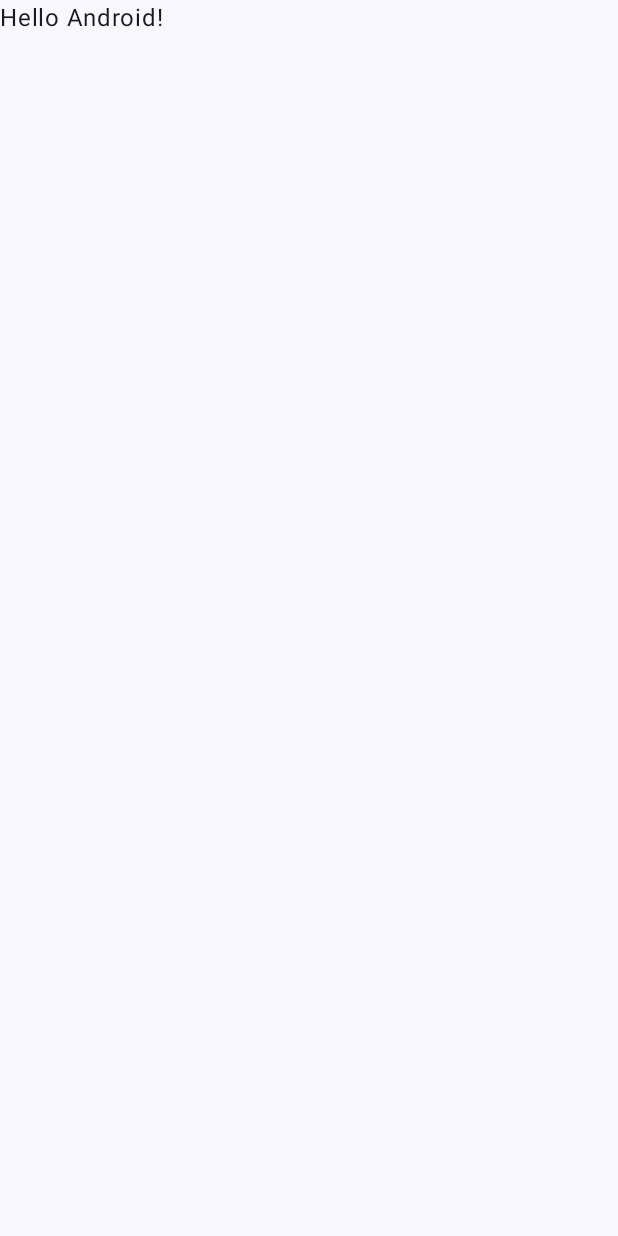
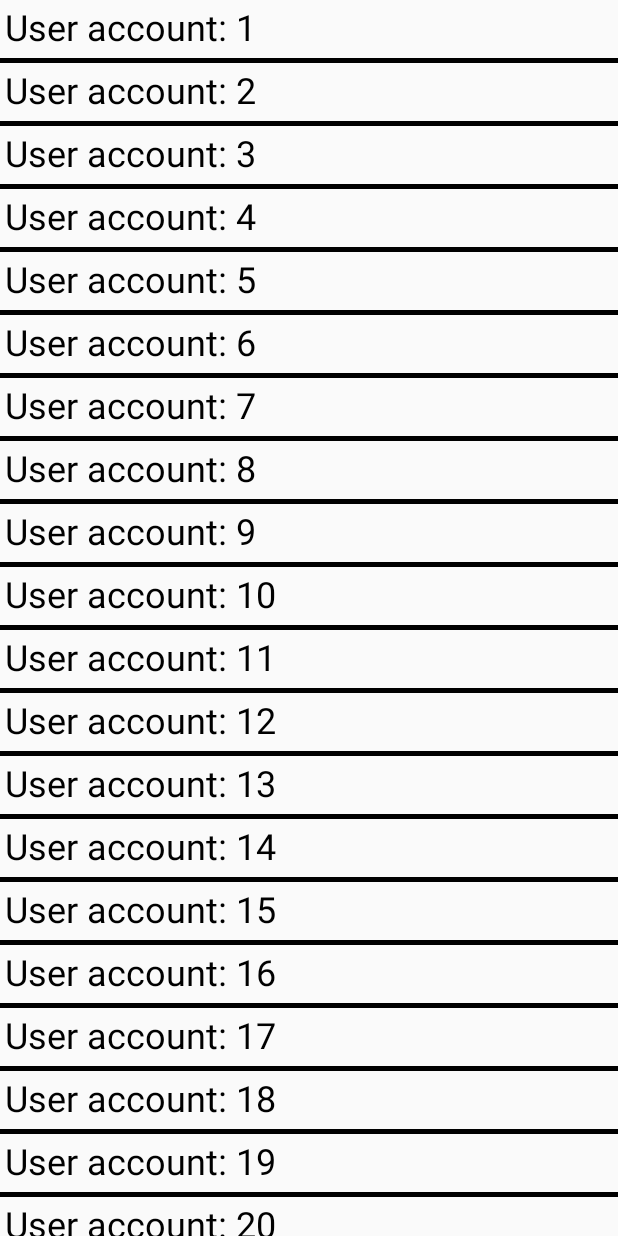
Before and after one commit to snaqviApps/rviewcompose201, an Android app built with Jetpack Compose: the screen it shows after launch (MainActivity), on a phone screen of 412 x 824 dp. Before the commit the screen is almost empty. Run offline under Robolectric (Android 15) with nearby library versions, the phone set to English and light mode, and no system bars.

Commit message:
Column (equivalent to 'ListView' in xml-based UIs) demo

```diff
--- a/app/src/main/java/learn/ghar/rviewcompose201/MainActivity.kt
+++ b/app/src/main/java/learn/ghar/rviewcompose201/MainActivity.kt
@@ -3,44 +3,43 @@ package learn.ghar.rviewcompose201
 import android.os.Bundle
 import androidx.activity.ComponentActivity
 import androidx.activity.compose.setContent
-import androidx.compose.foundation.layout.fillMaxSize
+import androidx.compose.foundation.layout.Column
+import androidx.compose.foundation.layout.padding
+import androidx.compose.foundation.rememberScrollState
+import androidx.compose.foundation.verticalScroll
+import androidx.compose.material3.Divider
 import androidx.compose.material3.MaterialTheme
-import androidx.compose.material3.Surface
 import androidx.compose.material3.Text
 import androidx.compose.runtime.Composable
 import androidx.compose.ui.Modifier
-import androidx.compose.ui.tooling.preview.Preview
-import learn.ghar.rviewcompose201.ui.theme.RViewCompose201Theme
+import androidx.compose.ui.graphics.Color
+import androidx.compose.ui.unit.dp
 
 class MainActivity : ComponentActivity() {
     override fun onCreate(savedInstanceState: Bundle?) {
         super.onCreate(savedInstanceState)
         setContent {
-            RViewCompose201Theme {
-                // A surface container using the 'background' color from the theme
-                Surface(
-                    modifier = Modifier.fillMaxSize(),
-                    color = MaterialTheme.colorScheme.background
-                ) {
-                    Greeting("Android")
-                }
-            }
+            ScrollableColumn()
         }
     }
 }
 
+
 @Composable
-fun Greeting(name: String, modifier: Modifier = Modifier) {
-    Text(
-        text = "Hello $name!",
-        modifier = modifier
-    )
+fun ScrollableColumn(){
+    val scrolState = rememberScrollState()
+    val textInput = "User account: "
+    Column(
+        modifier = Modifier.verticalScroll(scrolState) ) {
+        for (i in 1..40) {
+            Text(
+                text = textInput.plus(i),
+                style = MaterialTheme.typography.headlineSmall,
+                modifier = Modifier
+                    .padding(3.dp)
+            )
+            Divider(color = Color.Black, thickness = 3.dp)
+        }
+    }
+
 }
-
-@Preview(showBackground = true)
-@Composable
-fun GreetingPreview() {
-    RViewCompose201Theme {
-        Greeting("Android")
-    }
-}
```
